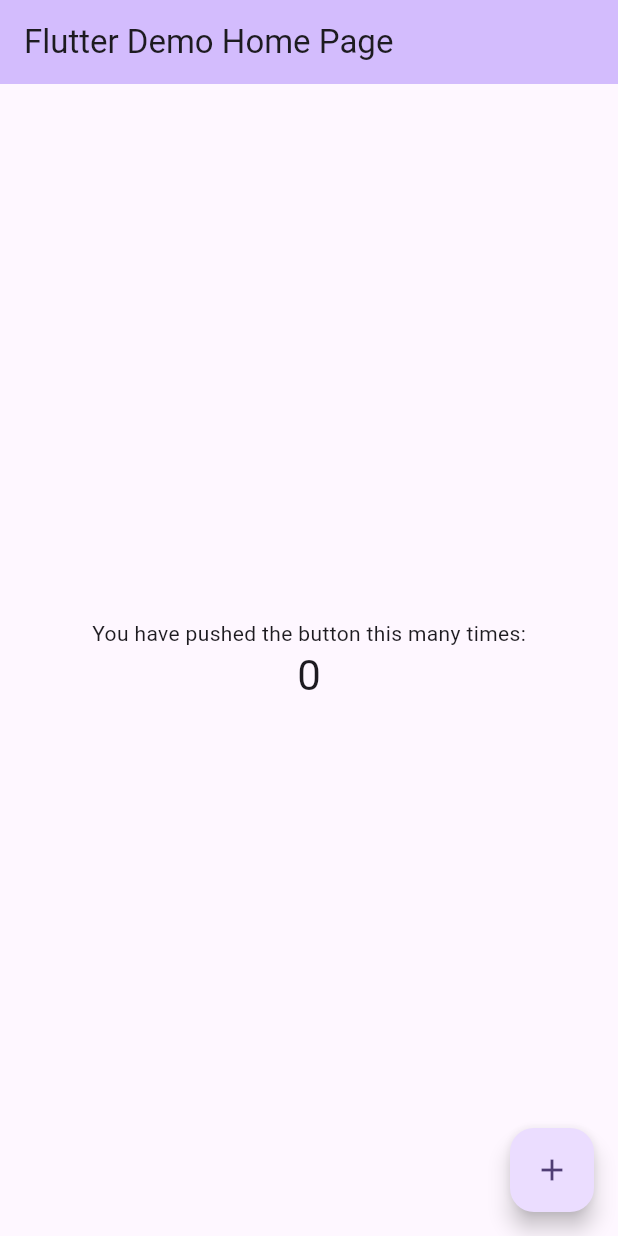
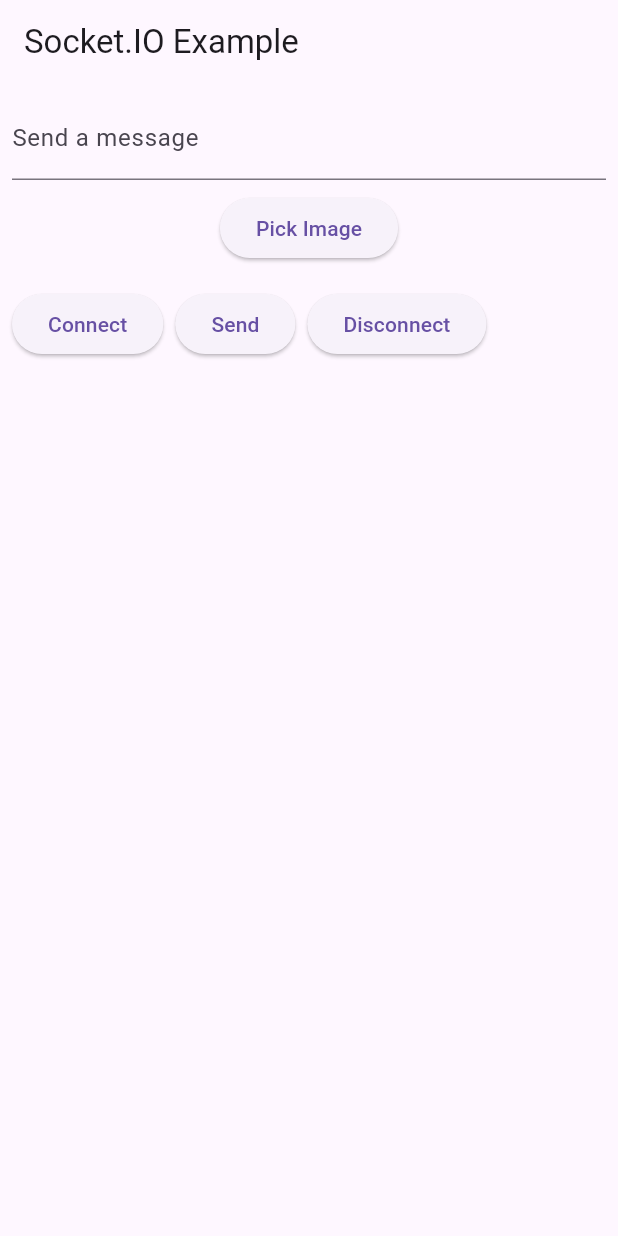
Before and after one commit to Qasim-afzaal/flutter-socket-io, a Flutter app: the screen it shows after launch, on a phone screen of 412 x 824 dp. Run offline on Flutter 3.47's test engine with Material 3 defaults, Android fonts, the phone set to English and light mode, and no system bars; our stand-ins replace image_picker, logger, permission_handler, socket_io_client.

Commit message:
configure socket io

```diff
--- a/lib/main.dart
+++ b/lib/main.dart
@@ -1,125 +1,212 @@
+import 'dart:typed_data';
+import 'dart:convert';
+import 'dart:io';
 import 'package:flutter/material.dart';
+import 'package:image_picker/image_picker.dart';
+import 'package:permission_handler/permission_handler.dart';
+import 'package:socket_io_client/socket_io_client.dart' as IO;
+import 'package:logger/logger.dart';
 
 void main() {
-  runApp(const MyApp());
+  runApp(const MaterialApp(
+    home: SocketIOExample(),
+  ));
 }
 
-class MyApp extends StatelessWidget {
-  const MyApp({super.key});
+class SocketIOExample extends StatefulWidget {
+  const SocketIOExample({super.key});
 
-  // This widget is the root of your application.
   @override
-  Widget build(BuildContext context) {
-    return MaterialApp(
-      title: 'Flutter Demo',
-      theme: ThemeData(
-        // This is the theme of your application.
-        //
-        // TRY THIS: Try running your application with "flutter run". You'll see
-        // the application has a purple toolbar. Then, without quitting the app,
-        // try changing the seedColor in the colorScheme below to Colors.green
-        // and then invoke "hot reload" (save your changes or press the "hot
-        // reload" button in a Flutter-supported IDE, or press "r" if you used
-        // the command line to start the app).
-        //
-        // Notice that the counter didn't reset back to zero; the application
-        // state is not lost during the reload. To reset the state, use hot
-        // restart instead.
-        //
-        // This works for code too, not just values: Most code changes can be
-        // tested with just a hot reload.
-        colorScheme: ColorScheme.fromSeed(seedColor: Colors.deepPurple),
-        useMaterial3: true,
-      ),
-      home: const MyHomePage(title: 'Flutter Demo Home Page'),
-    );
-  }
+  _SocketIOExampleState createState() => _SocketIOExampleState();
 }
 
-class MyHomePage extends StatefulWidget {
-  const MyHomePage({super.key, required this.title});
-
-  // This widget is the home page of your application. It is stateful, meaning
-  // that it has a State object (defined below) that contains fields that affect
-  // how it looks.
-
-  // This class is the configuration for the state. It holds the values (in this
-  // case the title) provided by the parent (in this case the App widget) and
-  // used by the build method of the State. Fields in a Widget subclass are
-  // always marked "final".
-
-  final String title;
+class _SocketIOExampleState extends State<SocketIOExample> {
+  late IO.Socket socket;
+  late TextEditingController _controller;
+  List<String> messages = [];
+  File? _selectedImage;
+  final picker = ImagePicker();
+  final Logger _logger = Logger();
 
   @override
-  State<MyHomePage> createState() => _MyHomePageState();
-}
+  void initState() {
+    super.initState();
+    _controller = TextEditingController();
+  }
 
-class _MyHomePageState extends State<MyHomePage> {
-  int _counter = 0;
+  // Function to request permissions
+  Future<void> _requestPermissions() async {
+    final status = await Permission.photos.request();
+    if (!status.isGranted) {
+      _logger.e('Permission denied');
+    }
+  }
 
-  void _incrementCounter() {
-    setState(() {
-      // This call to setState tells the Flutter framework that something has
-      // changed in this State, which causes it to rerun the build method below
-      // so that the display can reflect the updated values. If we changed
-      // _counter without calling setState(), then the build method would not be
-      // called again, and so nothing would appear to happen.
-      _counter++;
+  // Function to initialize and connect to the Socket.IO server
+  void _connect() {
+    socket = IO.io('add link', <String, dynamic>{
+      'transports': ['websocket'],
+    });
+
+    // Listen for the 'connect' event
+    socket.on('connect', (_) {
+      _logger.i('Connected');
+    });
+
+    // Listen for custom events from the server
+    socket.on('message', (data) {
+      _logger.i('Received: $data');
+      setState(() {
+        messages.add(data.toString());
+      });
+    });
+
+    // Handle connection errors
+    socket.on('connect_error', (error) {
+      _logger.e('Connect Error: $error');
+    });
+
+    // Handle disconnection events
+    socket.on('disconnect', (_) {
+      _logger.i('Disconnected');
     });
   }
 
   @override
+  void dispose() {
+    // Clean up resources
+    _logger.i('Closing Socket.IO connection');
+    socket.dispose();
+      _controller.dispose();
+    super.dispose();
+  }
+
+  // Function to pick an image from the gallery
+  Future<void> _pickImage() async {
+    // Request permissions before picking an image
+    await _requestPermissions();
+
+    final pickedFile = await picker.pickImage(source: ImageSource.gallery);
+
+    if (pickedFile != null) {
+      setState(() {
+        _selectedImage = File(pickedFile.path);
+        print('Selected image: ${_selectedImage!.path}');
+      });
+    }
+  }
+
+  // Function to convert file to Uint8List buffer
+  Future<Uint8List> _convertImageToBuffer(File image) async {
+    return await image.readAsBytes();
+  }
+
+  // Function to send a custom event with image data to the server
+  Future<void> _sendMessage() async {
+    if (_controller.text.isNotEmpty || _selectedImage != null) {
+      String message = _controller.text;
+
+      // Convert image to buffer if selected
+      Uint8List imageBuffer = Uint8List(0);
+      if (_selectedImage != null) {
+        imageBuffer = await _convertImageToBuffer(_selectedImage!);
+      }
+
+      // Create the message body
+      Map<String, dynamic> messageBody = {
+        'userId': 'c44ecc2f-8155-483c-bb18-857745ceb925',
+        'conversation_id': 'a62ca7ba-783c-4b10-809f-d63528ec9c3c',
+        'content': message,
+        'file_data':
+        {
+          'buffer': base64Encode(imageBuffer),
+          'encoding': '7bit',
+          'mimetype': 'image/png',
+          'fieldname': 'file',
+          'size': imageBuffer.length
+        }
+      };
+
+      _logger.i('Sending base64 buffer: ${base64Encode(imageBuffer)}');
+
+      _logger.i('Sending custom_event: ${jsonEncode(messageBody["buffer"])}');
+      socket.emit('sendMessage', messageBody);
+      // _controller.clear();
+      _controller.text=base64Encode(imageBuffer);
+      setState(() {
+        _selectedImage = null;
+      });
+    }
+  }
+
+  // Function to disconnect from the Socket.IO server
+  void _disconnect() {
+    _logger.i('Disconnecting');
+    socket.disconnect();
+  }
+
+  @override
   Widget build(BuildContext context) {
-    // This method is rerun every time setState is called, for instance as done
-    // by the _incrementCounter method above.
-    //
-    // The Flutter framework has been optimized to make rerunning build methods
-    // fast, so that you can just rebuild anything that needs updating rather
-    // than having to individually change instances of widgets.
     return Scaffold(
       appBar: AppBar(
-        // TRY THIS: Try changing the color here to a specific color (to
-        // Colors.amber, perhaps?) and trigger a hot reload to see the AppBar
-        // change color while the other colors stay the same.
-        backgroundColor: Theme.of(context).colorScheme.inversePrimary,
-        // Here we take the value from the MyHomePage object that was created by
-        // the App.build method, and use it to set our appbar title.
-        title: Text(widget.title),
+        title: const Text('Socket.IO Example'),
       ),
-      body: Center(
-        // Center is a layout widget. It takes a single child and positions it
-        // in the middle of the parent.
+      body: Padding(
+        padding: const EdgeInsets.all(8.0),
         child: Column(
-          // Column is also a layout widget. It takes a list of children and
-          // arranges them vertically. By default, it sizes itself to fit its
-          // children horizontally, and tries to be as tall as its parent.
-          //
-          // Column has various properties to control how it sizes itself and
-          // how it positions its children. Here we use mainAxisAlignment to
-          // center the children vertically; the main axis here is the vertical
-          // axis because Columns are vertical (the cross axis would be
-          // horizontal).
-          //
-          // TRY THIS: Invoke "debug painting" (choose the "Toggle Debug Paint"
-          // action in the IDE, or press "p" in the console), to see the
-          // wireframe for each widget.
-          mainAxisAlignment: MainAxisAlignment.center,
-          children: <Widget>[
-            const Text(
-              'You have pushed the button this many times:',
+          children: [
+            TextField(
+              controller: _controller,
+              decoration: const InputDecoration(
+                labelText: 'Send a message',
+              ),
             ),
-            Text(
-              '$_counter',
-              style: Theme.of(context).textTheme.headlineMedium,
+            const SizedBox(height: 8),
+            ElevatedButton(
+              onPressed: _pickImage,
+              child: const Text('Pick Image'),
+            ),
+            const SizedBox(height: 8),
+            if (_selectedImage != null)
+              Image.file(
+                _selectedImage!,
+                height: 100,
+                width: 100,
+                fit: BoxFit.cover,
+              ),
+            const SizedBox(height: 8),
+            Row(
+              children: [
+                ElevatedButton(
+                  onPressed: _connect,
+                  child: const Text('Connect'),
+                ),
+                const SizedBox(width: 8),
+                ElevatedButton(
+                  onPressed: _sendMessage,
+                  child: const Text('Send'),
+                ),
+                const SizedBox(width: 8),
+                ElevatedButton(
+                  onPressed: _disconnect,
+                  child: const Text('Disconnect'),
+                ),
+              ],
+            ),
+            const SizedBox(height: 8),
+            Expanded(
+              child: ListView.builder(
+                itemCount: messages.length,
+                itemBuilder: (context, index) {
+                  return ListTile(
+                    title: Text(messages[index]),
+                  );
+                },
+              ),
             ),
           ],
         ),
       ),
-      floatingActionButton: FloatingActionButton(
-        onPressed: _incrementCounter,
-        tooltip: 'Increment',
-        child: const Icon(Icons.add),
-      ), // This trailing comma makes auto-formatting nicer for build methods.
     );
   }
 }
```
